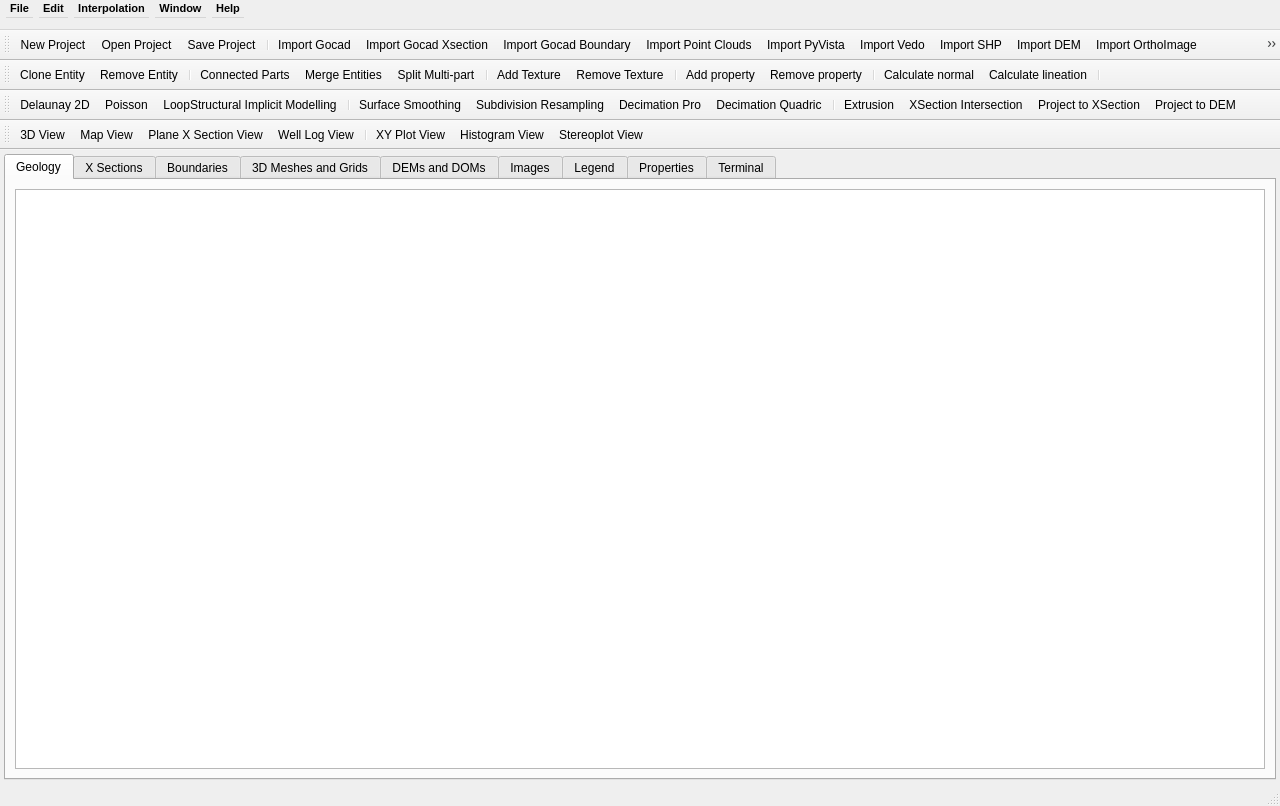
Qt form gui/project_window.ui (gecos-lab/PZero) before a commit.
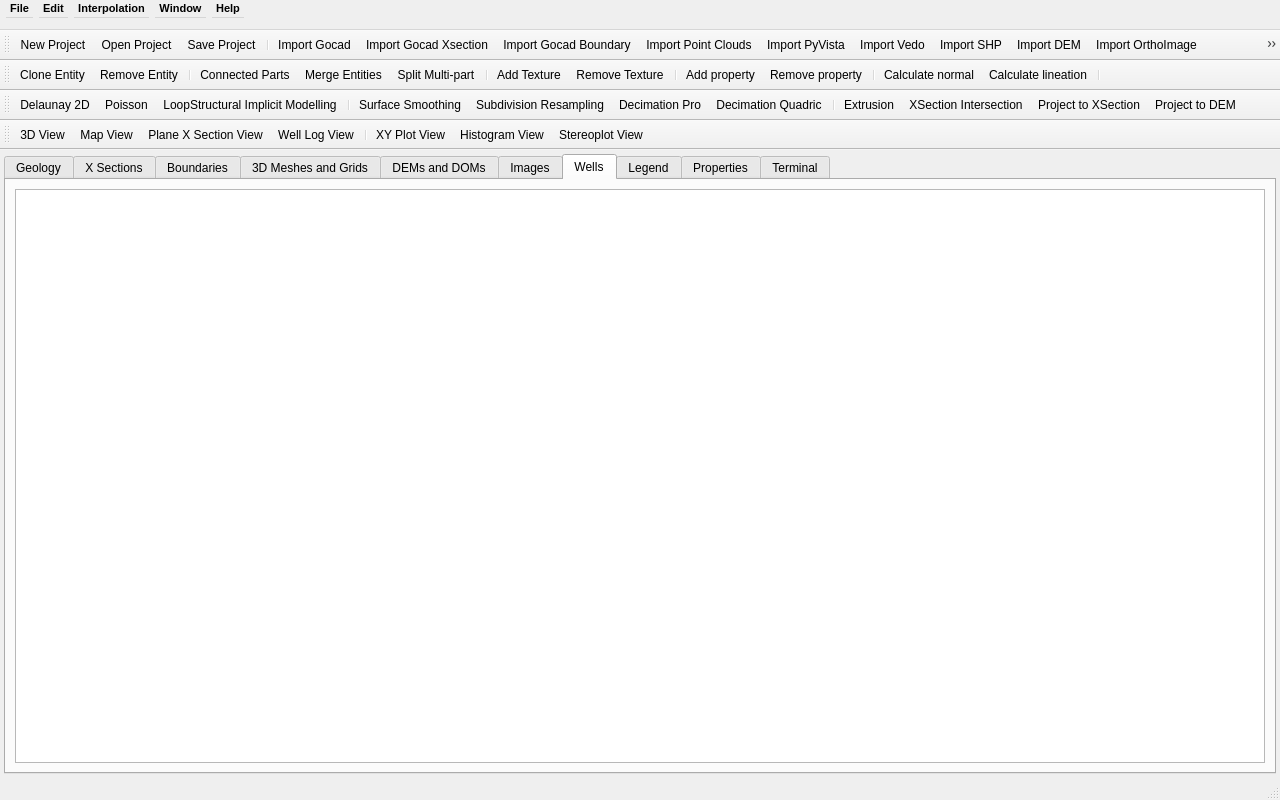
The same form after that commit. The open tabs and pages were chosen to show the change.

Commit message: Well data visualizatiom (almost complete)

Patch:
```diff
--- a/gui/project_window.ui
+++ b/gui/project_window.ui
@@ -7,7 +7,7 @@
     <x>0</x>
     <y>0</y>
     <width>1280</width>
-    <height>806</height>
+    <height>800</height>
    </rect>
   </property>
   <property name="sizePolicy">
@@ -254,6 +254,16 @@
         </item>
        </layout>
       </widget>
+      <widget class="QWidget" name="tabWells">
+       <attribute name="title">
+        <string>Wells</string>
+       </attribute>
+       <layout class="QVBoxLayout" name="verticalLayout_10">
+        <item>
+         <widget class="QTableView" name="WellsTableView"/>
+        </item>
+       </layout>
+      </widget>
       <widget class="QWidget" name="tabLegend">
        <property name="sizePolicy">
         <sizepolicy hsizetype="MinimumExpanding" vsizetype="MinimumExpanding">
```
Left out of the diff: 7 changed lines with no effect on the pictures. The commit also changes 11 other files.
